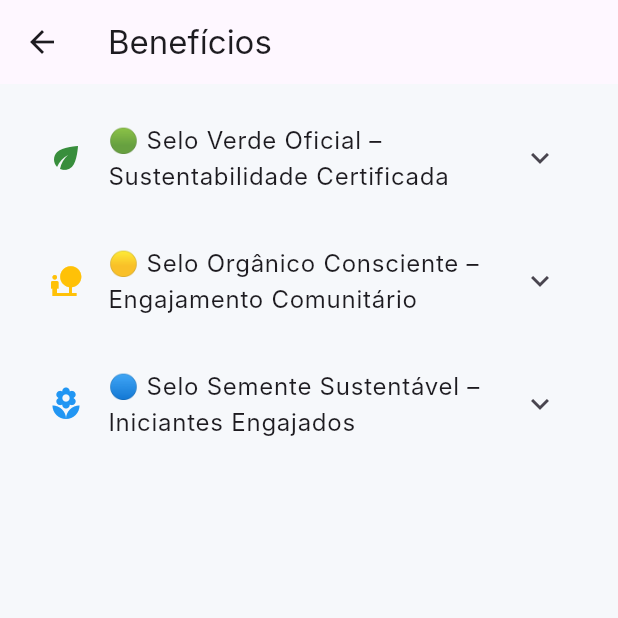
After one commit to HugoValuar03/Hackathon_hackagua, a Flutter app: the BeneficiosScreen screen opened by its route, on a phone screen of 412 x 824 dp, the top half of it. The commit adds this screen. Run offline on Flutter 3.47's test engine with Material 3 defaults, Android fonts, the phone set to English and light mode, and no system bars; our stand-ins replace flutter_map, flutter_svg, geolocator, latlong2, lottie, shared_preferences; accounts and stored records are empty; Roboto replaces fonts that are missing (Inter).

Commit message:
Cria a tela de benefícios

```diff
--- /dev/null
+++ b/devtools_options.yaml
@@ -0,0 +1,3 @@
+description: This file stores settings for Dart & Flutter DevTools.
+documentation: https://docs.flutter.dev/tools/devtools/extensions#configure-extension-enablement-states
+extensions:
--- a/lib/main.dart
+++ b/lib/main.dart
@@ -21,6 +21,7 @@ import 'screens/recompensas_screen.dart';
 import 'screens/perfil_screen.dart';
 import 'screens/notificacoes_screen.dart';
 import 'screens/admin_mapa_screen.dart';
+import 'screens/beneficios_screen.dart';
 
 void main() {
   runApp(const BioCycleApp());
@@ -45,6 +46,7 @@ class BioCycleApp extends StatelessWidget {
         '/login': (context) => const LoginScreen(),
         // '/cadastro': (context) => const CadastroScreen(),
         // '/home': (context) => const HomeScreen(),
+        '/beneficios': (context) => const BeneficiosScreen(),
         '/cadastro/gerador': (context) => const CadastroGeradorScreen(),
         '/cadastro/coletor': (context) => const CadastroColetorScreen(),
         // '/solicitar': (context) => const SolicitarColetaScreen(),
--- /dev/null
+++ b/lib/screens/beneficios_screen.dart
@@ -0,0 +1,87 @@
+import 'package:flutter/material.dart';
+
+class BeneficiosScreen extends StatelessWidget {
+  const BeneficiosScreen({super.key});
+
+  @override
+  Widget build(BuildContext context) {
+    return Scaffold(
+      appBar: AppBar(title: const Text('Benefícios')),
+      body: ListView(
+        padding: const EdgeInsets.all(16.0),
+        children: [
+          ExpansionTile(
+            leading: Icon(Icons.eco, color: Colors.green.shade700),
+            title: const Text('🟢 Selo Verde Oficial – Sustentabilidade Certificada'),
+            childrenPadding: const EdgeInsets.symmetric(horizontal: 16, vertical: 8),
+            children: const [
+              Text('Público-alvo:', style: TextStyle(fontWeight: FontWeight.bold)),
+              Text('Empresas, escolas, restaurantes, produtores de fertilizantes'),
+              SizedBox(height: 8),
+              Text('Requisitos:', style: TextStyle(fontWeight: FontWeight.bold)),
+              Text('● Doar ou processar mínimo de 500 kg de resíduos orgânicos por mês'),
+              Text('● Ter registro ativo no app por 3 meses ou mais'),
+              Text('● Participar de 1 ação educativa ou comunitária sobre compostagem'),
+              Text('● Atender aos critérios da Lei nº 14.260/2021:'),
+              Text('  ○ Transparência na destinação dos resíduos'),
+              Text('  ○ Relatórios mensais de impacto ambiental'),
+              Text('  ○ Parceria com cooperativas ou projetos de reciclagem'),
+              SizedBox(height: 8),
+              Text('Benefícios:', style: TextStyle(fontWeight: FontWeight.bold)),
+              Text('● 30% de desconto nas taxas de venda no marketplace do app'),
+              Text('● Prioridade de destaque nos resultados de busca'),
+              Text('● Selo digital oficial para redes sociais, sites e embalagens'),
+              Text('● Acesso a editais e incentivos fiscais'),
+              Text('● Consultoria gratuita para práticas sustentáveis'),
+              Text('● Convite para eventos e feiras verdes'),
+            ],
+          ),
+          const SizedBox(height: 16),
+          ExpansionTile(
+            leading: Icon(Icons.nature_people, color: Colors.amber),
+            title: const Text('🟡 Selo Orgânico Consciente – Engajamento Comunitário'),
+            childrenPadding: const EdgeInsets.symmetric(horizontal: 16, vertical: 8),
+            children: const [
+              Text('Público-alvo:', style: TextStyle(fontWeight: FontWeight.bold)),
+              Text('Escolas, pequenos negócios, produtores locais, pessoas físicas engajadas'),
+              SizedBox(height: 8),
+              Text('Requisitos:', style: TextStyle(fontWeight: FontWeight.bold)),
+              Text('● Doar mínimo de 100 kg de resíduos orgânicos por mês'),
+              Text('● Participar de eventos ou campanhas promovidas pelo app'),
+              Text('● Ter avaliação positiva acima de 80% no perfil (para produtores)'),
+              SizedBox(height: 8),
+              Text('Benefícios:', style: TextStyle(fontWeight: FontWeight.bold)),
+              Text('● 15% de desconto em produtos sustentáveis no app'),
+              Text('● Acesso a cursos exclusivos sobre compostagem, cultivo e economia circular'),
+              Text('● Certificado digital de engajamento comunitário'),
+              Text('● Participação em sorteios mensais de kits ecológicos'),
+              Text('● Convite para oficinas e palestras locais'),
+            ],
+          ),
+          const SizedBox(height: 16),
+          ExpansionTile(
+            leading: Icon(Icons.local_florist, color: Colors.blue),
+            title: const Text('🔵 Selo Semente Sustentável – Iniciantes Engajados'),
+            childrenPadding: const EdgeInsets.symmetric(horizontal: 16, vertical: 8),
+            children: const [
+              Text('Público-alvo:', style: TextStyle(fontWeight: FontWeight.bold)),
+              Text('Pessoas físicas, famílias, estudantes, pequenos doadores'),
+              SizedBox(height: 8),
+              Text('Requisitos:', style: TextStyle(fontWeight: FontWeight.bold)),
+              Text('● Doar mínimo de 20 kg de resíduos orgânicos por mês'),
+              Text('● Completar o tutorial de compostagem do app'),
+              Text('● Compartilhar 1 ação sustentável nas redes sociais com hashtag oficial'),
+              SizedBox(height: 8),
+              Text('Benefícios:', style: TextStyle(fontWeight: FontWeight.bold)),
+              Text('● Kit digital com dicas de jardinagem, hortas caseiras e compostagem doméstica'),
+              Text('● Pontuação extra no sistema de recompensas'),
+              Text('● Acesso gratuito a aulas de cultivo urbano e reaproveitamento de alimentos'),
+              Text('● Medalha digital no perfil e ranking de doadores'),
+              Text('● Sorteios mensais de mudas, sementes e ecobags'),
+            ],
+          ),
+        ],
+      ),
+    );
+  }
+}
```
